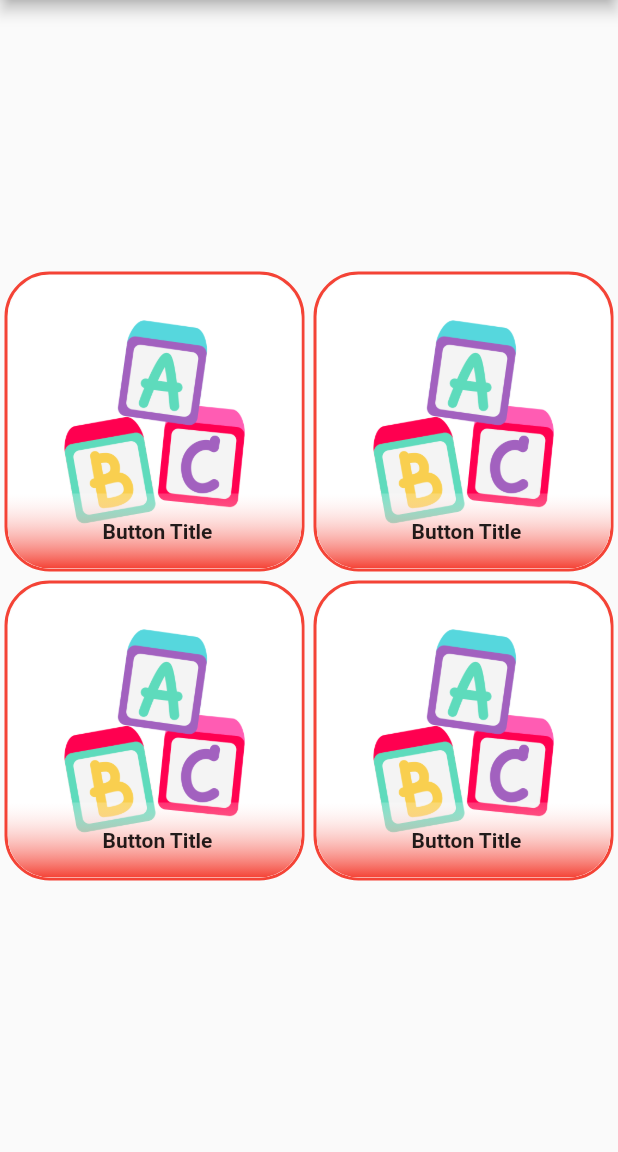
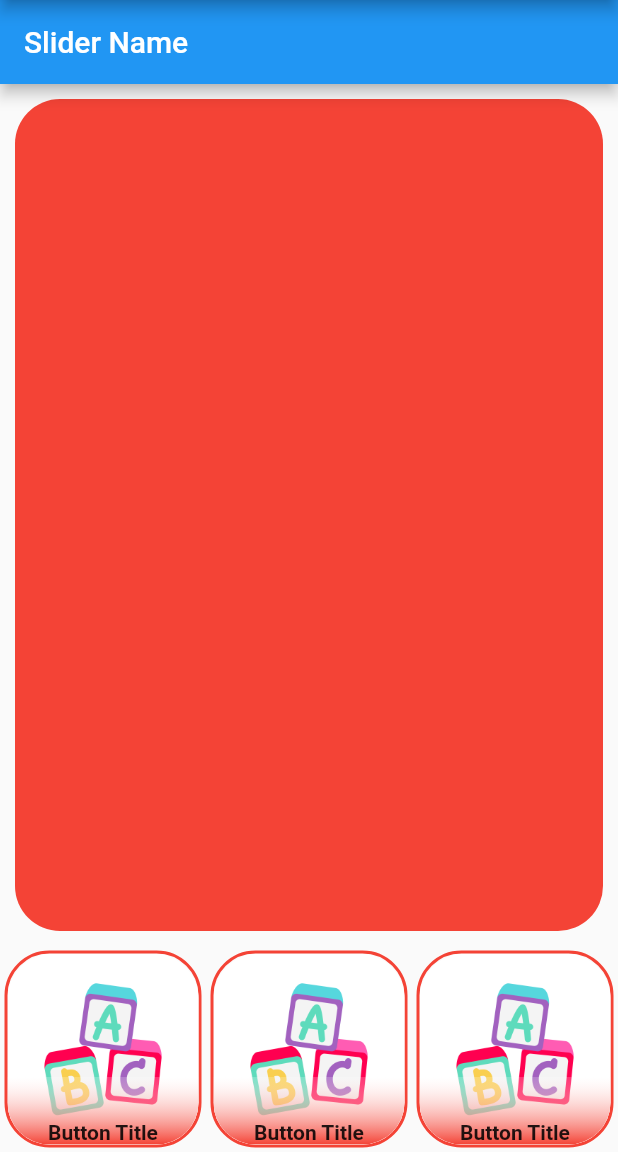
Before and after one commit to DannyFerVar/nunui_app, a Flutter app: the screen it shows after launch, on a phone screen of 412 x 824 dp, the part 84-1236 px from its top. Run offline on Flutter 3.47's test engine with Material 2 defaults, Android fonts, the phone set to English and light mode, and no system bars.

Commit message:
Slider page ccreated. need to create dynamycs and slider

```diff
--- a/lib/pages/nunui_app.dart
+++ b/lib/pages/nunui_app.dart
@@ -1,4 +1,5 @@
 import 'package:flutter/material.dart';
+import 'package:nunui/pages/slider_page.dart';
 
 import 'package:nunui/widgets/squared_button.dart';
 
@@ -11,23 +12,24 @@ class NunuiMenu extends StatelessWidget {
       appBar: AppBar(
         title: Text('Nunui'),
       ),
-      body: Column(
-        mainAxisAlignment: MainAxisAlignment.center,
-        children: [
-          Row(
-            children: [
-              Expanded(child: SquaredButton()),
-              Expanded(child: SquaredButton()),
-            ],
-          ),
-          Row(
-            children: [
-              Expanded(child: SquaredButton()),
-              Expanded(child: SquaredButton()),
-            ],
-          ),
-        ],
-      ),
+      body: SliderPage(),
+      // body: Column(
+      //   mainAxisAlignment: MainAxisAlignment.center,
+      //   children: [
+      //     Row(
+      //       children: [
+      //         Expanded(child: SquaredButton()),
+      //         Expanded(child: SquaredButton()),
+      //       ],
+      //     ),
+      //     Row(
+      //       children: [
+      //         Expanded(child: SquaredButton()),
+      //         Expanded(child: SquaredButton()),
+      //       ],
+      //     ),
+      //   ],
+      // ),
     );
   }
 }
--- /dev/null
+++ b/lib/pages/slider_page.dart
@@ -0,0 +1,36 @@
+import 'package:flutter/material.dart';
+import 'package:nunui/widgets/squared_button.dart';
+
+class SliderPage extends StatelessWidget {
+  const SliderPage({Key? key}) : super(key: key);
+
+  @override
+  Widget build(BuildContext context) {
+    return Scaffold(
+      appBar: AppBar(
+        title: Text('Slider Name'),
+      ),
+      body: Column(
+        mainAxisAlignment: MainAxisAlignment.spaceBetween,
+        children: [
+          Expanded(
+            child: Container(
+              margin: EdgeInsets.all(10.0),
+              width: double.infinity,
+              decoration: BoxDecoration(
+                  color: Colors.red,
+                  borderRadius: BorderRadius.all(Radius.circular(30))),
+            ),
+          ),
+          Row(
+            children: [
+              Expanded(child: SquaredButton()),
+              Expanded(child: SquaredButton()),
+              Expanded(child: SquaredButton()),
+            ],
+          ),
+        ],
+      ),
+    );
+  }
+}
--- a/lib/widgets/squared_button.dart
+++ b/lib/widgets/squared_button.dart
@@ -14,14 +14,16 @@ class SquaredButton extends StatelessWidget {
           bottom: Radius.circular(28),
           top: Radius.circular(30),
         ),
+        child: Align(
+          alignment: Alignment.center,
           child: Stack(
+            alignment: Alignment.bottomCenter,
             children: [
               Image(image: AssetImage('assets/menu_images/abc.png')),
-            Positioned(
-              bottom: 0.0,
-              child: Container(
-                height: 50,
-                width: 200,
+              Container(
+                alignment: Alignment.bottomCenter,
+                width: double.infinity,
+                height: 45,
                 decoration: BoxDecoration(
                   gradient: LinearGradient(
                     begin: Alignment.topCenter,
@@ -32,14 +34,13 @@ class SquaredButton extends StatelessWidget {
                     ],
                   ),
                 ),
-                child: Center(
                 child: Text(
                   'Button Title',
                   style: TextStyle(fontWeight: FontWeight.bold),
-                )),
                 ),
               ),
             ],
+          ),
         ),
       ),
       decoration: BoxDecoration(
```
Lines whose indentation alone changed are shown as unchanged.
